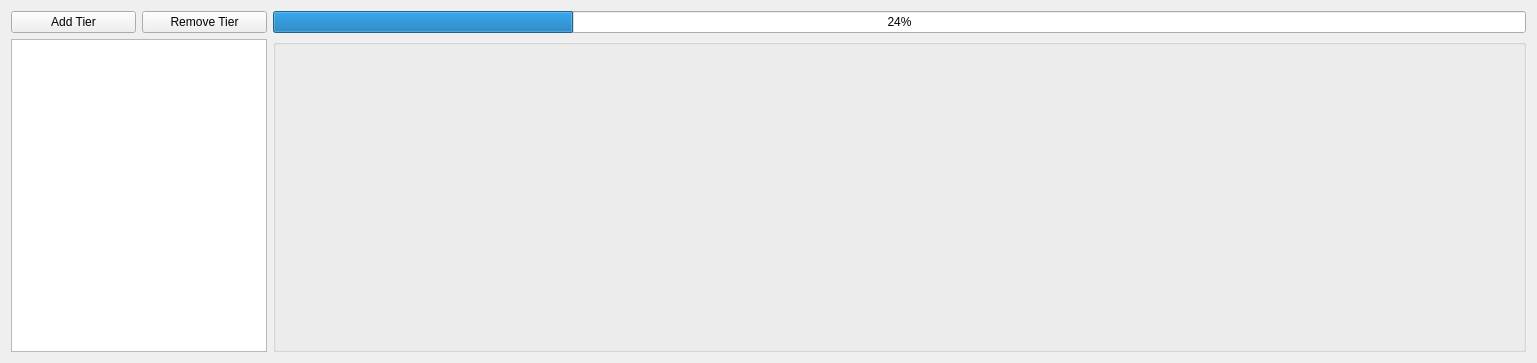
Above: src/AnnotationTimeline/timeline.ui from SailorMoose/HCI-Project2020 before the change. Below: the same form after it.
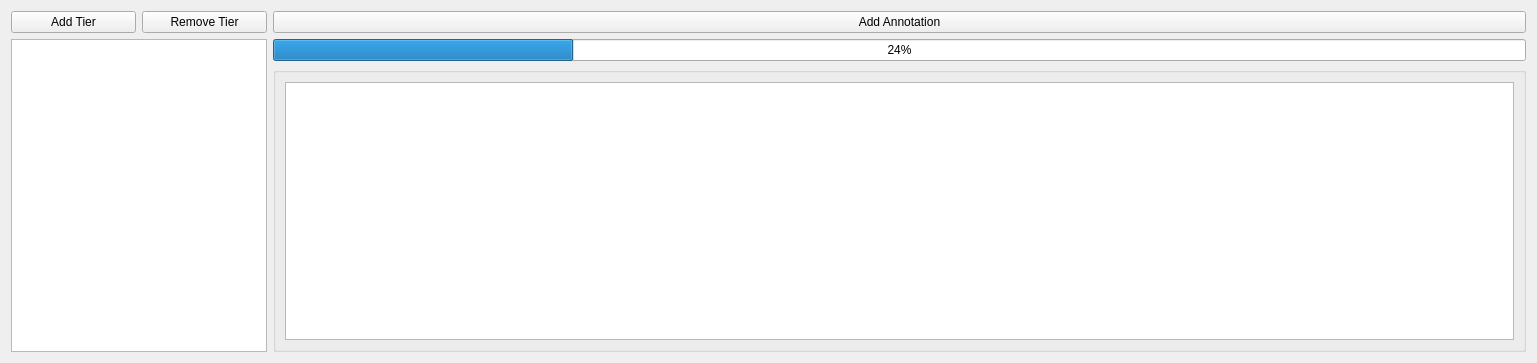
That is the form after the change.

Commit message: Simple annotation view added

```diff
--- a/src/AnnotationTimeline/timeline.ui
+++ b/src/AnnotationTimeline/timeline.ui
@@ -55,6 +55,13 @@
        </item>
        <item>
         <layout class="QVBoxLayout" name="verticalLayout_2">
+         <item>
+          <widget class="QPushButton" name="addAnnotationsButton">
+           <property name="text">
+            <string>Add Annotation</string>
+           </property>
+          </widget>
+         </item>
          <item>
           <widget class="QProgressBar" name="progressBar">
            <property name="value">
@@ -67,6 +74,11 @@
            <property name="title">
             <string/>
            </property>
+           <layout class="QGridLayout" name="gridLayout_3">
+            <item row="0" column="0">
+             <widget class="QTableView" name="tableView"/>
+            </item>
+           </layout>
           </widget>
          </item>
         </layout>
```
The commit also changes 11 other files.
